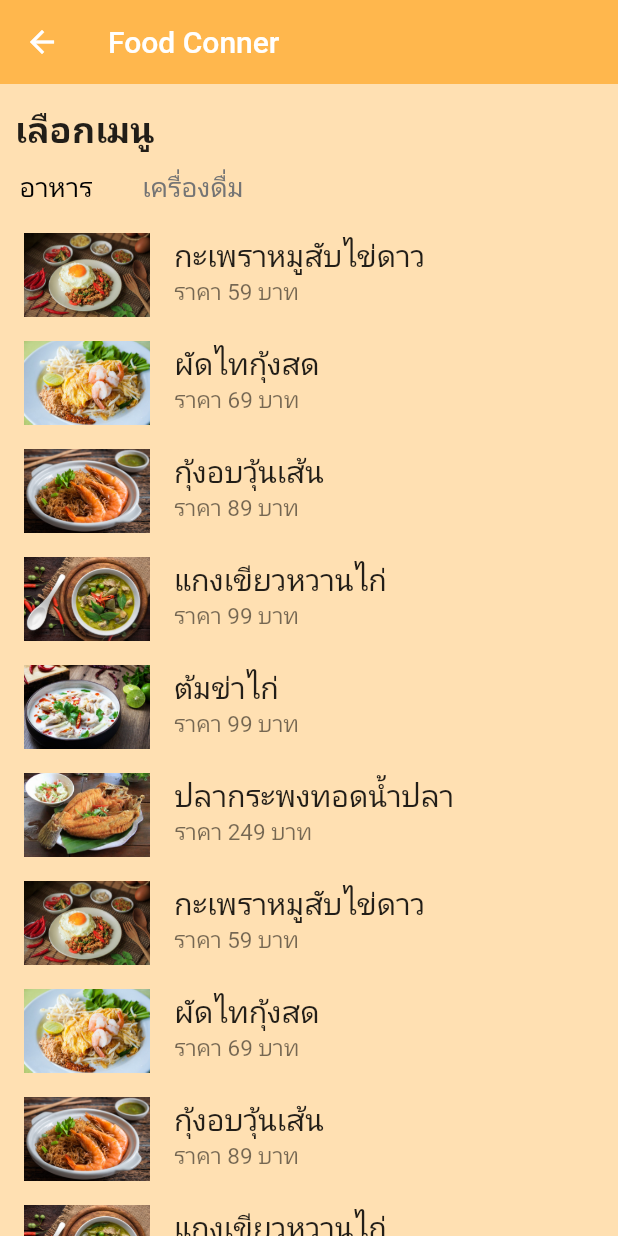
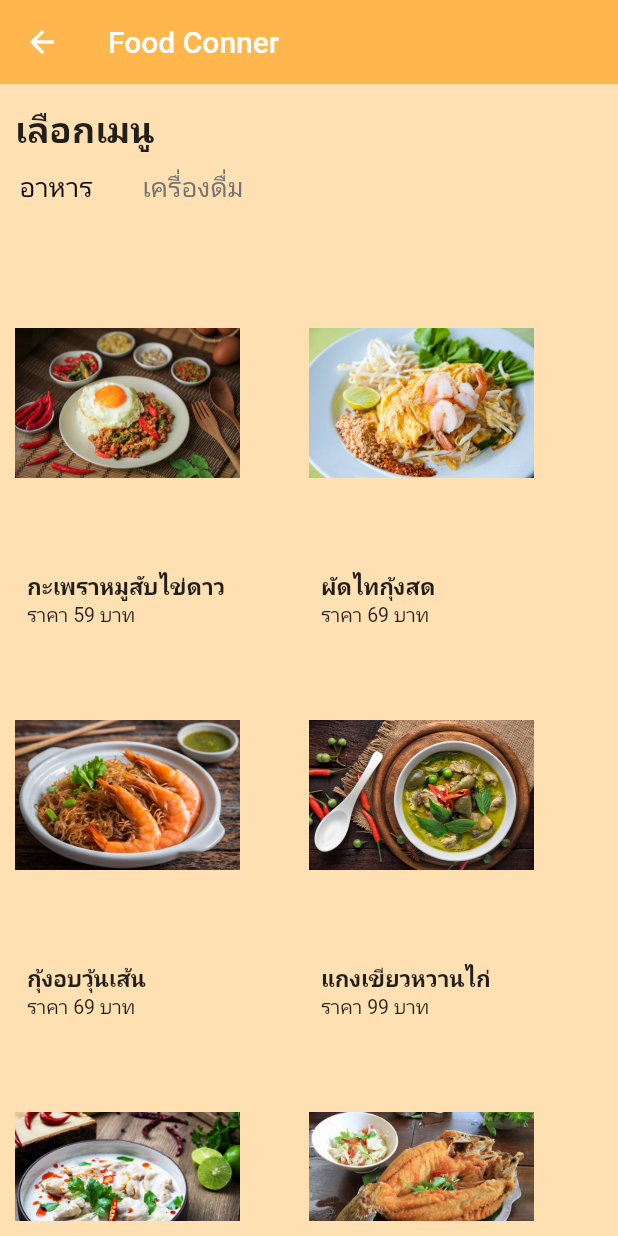
Before and after one commit to pariwatPloyngam/basic_flutter, a Flutter app: the screen it shows after launch, on a phone screen of 412 x 824 dp. Run offline on Flutter 3.47's test engine with Material 2 defaults, Android fonts, the phone set to English and light mode, and no system bars.

Commit message:
Select & fetch data success
12/09/2022
Select & fetch data success
Next : Detail Body Screen

```diff
--- a/lib/Home/component/body.dart
+++ b/lib/Home/component/body.dart
@@ -1,16 +1,14 @@
-import 'dart:developer';
-
 import 'package:flutter/material.dart';
 import 'package:myflutter/Home/home_screen.dart';
 
 import '../../product.dart';
 import 'categories.dart';
 import '../component/details.dart';
+import '../../Home/component/item_card.dart';
 
 class Body extends StatelessWidget {
   @override
   Widget build(BuildContext context) {
-    var product;
     return Column(
       crossAxisAlignment: CrossAxisAlignment.start,
       children: <Widget>[
@@ -26,49 +24,27 @@ class Body extends StatelessWidget {
         ),
         Categories(),
         Expanded(
-             child:ListView.builder(
-              itemCount: menu.length,
-              itemBuilder: (BuildContext context, int index) {
-                Product food = menu[index];
-                return ListTile(
-                  leading: Image.asset(food.img),
-                  title: Text(
-                    food.name,
-                    style: TextStyle(fontSize: 20),
-                  ),
-                  subtitle: Text("ราคา "+food.price+" บาท",
-                      style: TextStyle(fontSize: 15)),
-                  onTap: (){
-                    Navigator.push(context, MaterialPageRoute(builder: (context) => Detail()));
-
-                  },
-                );
-
-              }),
+          child: Padding(
+            padding: const EdgeInsets.all(10.0),
+            child: GridView.builder(
+                itemCount: products.length,
+                gridDelegate: SliverGridDelegateWithFixedCrossAxisCount(
+                  crossAxisCount: 2,
+                  childAspectRatio: 0.75,
+                ),
+                itemBuilder: (context, index) => ItemCard(
+                      product: products[index],
+                      press: () => Navigator.push(
+                          context,
+                          MaterialPageRoute(
+                            builder: (context) => Details(
+                              product: products[index],
+                            ),
+                          )),
+                    )),
+          ),
         ),
       ],
     );
   }
 }
-
-
-// class Details extends StatefulWidget {
-//   const Details({Key? key}) : super(key: key);
-
-//   @override
-//   State<Details> createState() => _DetailsState();
-// }
-
-// class _DetailsState extends State<Details> {
-//   @override
-//   Widget build(BuildContext context) {
-//     return Scaffold(
-//       backgroundColor: Colors.orange.shade100,
-//       appBar: AppBar(
-//         title: const Text("Test"),
-//         backgroundColor: Colors.orange.shade300,
-//       ),
-//     );
-
-//   }
-// }
--- /dev/null
+++ b/lib/Home/component/item_card.dart
@@ -0,0 +1,41 @@
+import 'package:flutter/material.dart';
+import '../../product.dart';
+import 'body.dart';
+
+class ItemCard extends StatelessWidget {
+  final Product product;
+  final VoidCallback press;
+  const ItemCard({
+    Key? key,
+    required this.product,
+    required this.press,
+  }) : super(key: key);
+
+  @override
+  Widget build(BuildContext context) {
+    return GestureDetector(
+      onTap: press,
+      child: Column(
+        crossAxisAlignment: CrossAxisAlignment.start,
+        children: <Widget>[
+          Expanded(
+            child: Container(
+              width: 150,
+              child: Image.asset(product.image),
+            ),
+          ),
+          Padding(
+            padding: const EdgeInsets.only(left: 8.0),
+            child: Text(product.name,
+                style: TextStyle(fontSize: 15, fontWeight: FontWeight.bold)),
+          ),
+          Padding(
+            padding: const EdgeInsets.only(left: 8.0),
+            child: Text("ราคา ${product.price} บาท",
+                style: TextStyle(fontSize: 13)),
+          ),
+        ],
+      ),
+    );
+  }
+}
--- a/lib/product.dart
+++ b/lib/product.dart
@@ -2,48 +2,90 @@ import 'package:flutter/material.dart';
 
 
 class Product {
-  String name;
-  String price;
-  String img;
+  final String name, image;
+  final int id, price;
 
-  Product(this.name,this.price,this.img);
+  Product({
+  required this.name,
+  required this.price,
+  required this.image,
+  required this.id,
+  });
 }
 
-List<Product> menu = [
-    Product("กะเพราหมูสับไข่ดาว", "59","assets/image/picture1.jpg"),
+List<Product> products = [
+    Product(
+      id: 1,
+      name: "กะเพราหมูสับไข่ดาว",
+      price: 59,
+      image: "assets/image/picture1.jpg",
+      ),
+    Product(
+      id: 2,
+      name: "ผัดไทกุ้งสด",
+      price: 69,
+      image: "assets/image/picture2.jpg",
+      ),
+    Product(
+      id: 3,
+      name: "กุ้งอบวุ้นเส้น",
+      price: 69,
+      image: "assets/image/picture3.jpg",
+  ),
+    Product(
+      id: 4,
+      name: "แกงเขียวหวานไก่",
+      price: 99,
+      image: "assets/image/picture4.jpg",
+  ),
+    Product(
+      id: 5,
+      name: "ต้มข่าไก่",
+      price: 99,
+      image: "assets/image/picture5.jpg",
+  ),
+    Product(
+      id: 6,
+      name: "ปลากระพงทอดน้ำปลา",
+      price: 220,
+      image: "assets/image/picture6.jpg",
+  ),
 
-    Product("ผัดไทกุ้งสด", "69","assets/image/picture2.jpg"),
-
-    Product("กุ้งอบวุ้นเส้น", "89","assets/image/picture3.jpg"),
-
-    Product("แกงเขียวหวานไก่", "99","assets/image/picture4.jpg"),
-
-    Product("ต้มข่าไก่", "99","assets/image/picture5.jpg"),
-
-    Product("ปลากระพงทอดน้ำปลา", "249","assets/image/picture6.jpg"),
-
-    Product("กะเพราหมูสับไข่ดาว", "59","assets/image/picture1.jpg"),
-
-    Product("ผัดไทกุ้งสด", "69","assets/image/picture2.jpg"),
-
-    Product("กุ้งอบวุ้นเส้น", "89","assets/image/picture3.jpg"),
-
-    Product("แกงเขียวหวานไก่", "99","assets/image/picture4.jpg"),
-
-    Product("ต้มข่าไก่", "99","assets/image/picture5.jpg"),
-
-    Product("ปลากระพงทอดน้ำปลา", "249","assets/image/picture6.jpg"),
-
-    Product("กะเพราหมูสับไข่ดาว", "59","assets/image/picture1.jpg"),
-
-    Product("ผัดไทกุ้งสด", "69","assets/image/picture2.jpg"),
-
-    Product("กุ้งอบวุ้นเส้น", "89","assets/image/picture3.jpg"),
-
-    Product("แกงเขียวหวานไก่", "99","assets/image/picture4.jpg"),
-
-    Product("ต้มข่าไก่", "99","assets/image/picture5.jpg"),
-
-    Product("ปลากระพงทอดน้ำปลา", "249","assets/image/picture6.jpg")
+  Product(
+      id: 7,
+      name: "กะเพราหมูสับไข่ดาว",
+      price: 59,
+      image: "assets/image/picture1.jpg",
+      ),
+    Product(
+      id: 8,
+      name: "ผัดไทกุ้งสด",
+      price: 69,
+      image: "assets/image/picture2.jpg",
+      ),
+    Product(
+      id: 9,
+      name: "กุ้งอบวุ้นเส้น",
+      price: 69,
+      image: "assets/image/picture3.jpg",
+  ),
+    Product(
+      id: 10,
+      name: "แกงเขียวหวานไก่",
+      price: 99,
+      image: "assets/image/picture4.jpg",
+  ),
+    Product(
+      id: 11,
+      name: "ต้มข่าไก่",
+      price: 99,
+      image: "assets/image/picture5.jpg",
+  ),
+    Product(
+      id: 12,
+      name: "ปลากระพงทอดน้ำปลา",
+      price: 220,
+      image: "assets/image/picture6.jpg",
+  ),
 
   ];
```
Also changed, not shown: lib/Home/component/detail_body.dart (added, +27 -0 lines), lib/Home/component/details.dart (+17 -65 lines), lib/Product/product.dart (deleted, +0 -51 lines), 1 other file.
